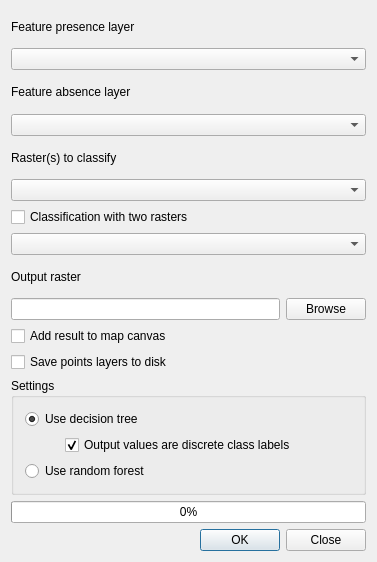
Above: classifierdialogbase.ui from nextgis/dtclassifier before the change. Below: the same form after it.
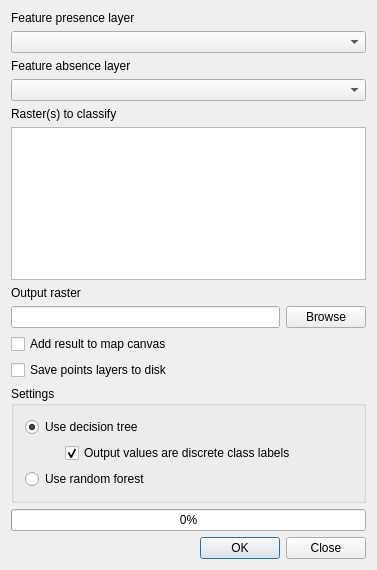
That is the form after the change.

Commit message: classification with multiple rasterst - first step

```diff
--- a/classifierdialogbase.ui
+++ b/classifierdialogbase.ui
@@ -7,7 +7,7 @@
     <x>0</x>
     <y>0</y>
     <width>377</width>
-    <height>562</height>
+    <height>570</height>
    </rect>
   </property>
   <property name="windowTitle">
@@ -42,18 +42,18 @@
     </widget>
    </item>
    <item>
-    <widget class="QComboBox" name="cmbFirstRaster"/>
-   </item>
-   <item>
-    <widget class="QCheckBox" name="twoRastersCheck">
-     <property name="text">
-      <string>Classification with two rasters</string>
+    <widget class="QListWidget" name="rastersList">
+     <property name="editTriggers">
+      <set>QAbstractItemView::NoEditTriggers</set>
+     </property>
+     <property name="alternatingRowColors">
+      <bool>true</bool>
+     </property>
+     <property name="selectionMode">
+      <enum>QAbstractItemView::ExtendedSelection</enum>
      </property>
     </widget>
    </item>
-   <item>
-    <widget class="QComboBox" name="cmbSecondRaster"/>
-   </item>
    <item>
     <widget class="QLabel" name="label_4">
      <property name="frameShape">
```
The commit also changes 2 other files.
